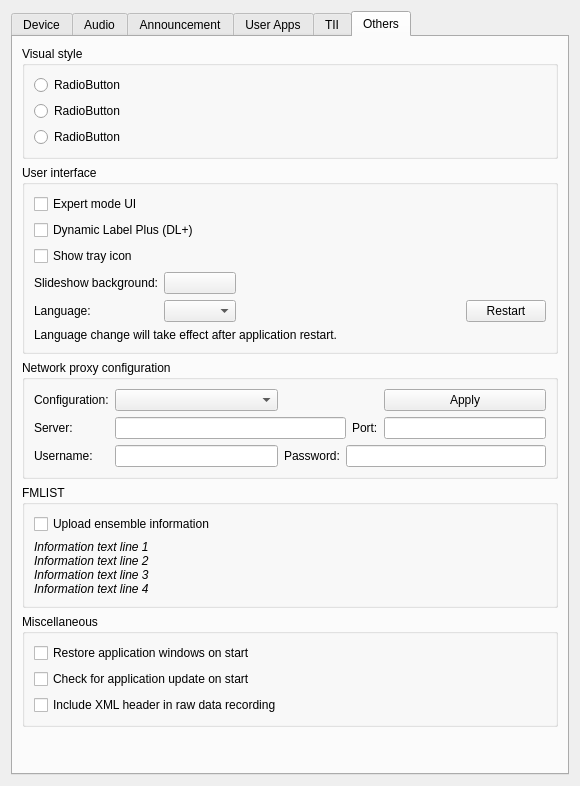
Old version of the form gui/setupdialog.ui in the repository KejPi/AbracaDABra.
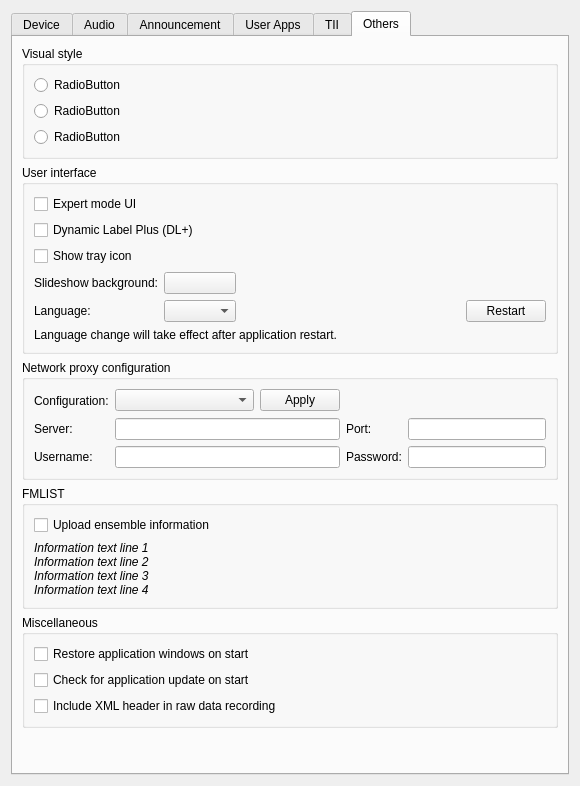
New version of the form. The open tabs and pages were chosen to show the change. Custom widgets are drawn as their Qt base class.

Commit message: Setup dialog UI layout polishing

The edit to the form file:
```diff
--- a/gui/setupdialog.ui
+++ b/gui/setupdialog.ui
@@ -2651,27 +2651,6 @@
           <string>Network proxy configuration</string>
          </property>
          <layout class="QGridLayout" name="gridLayout_9">
-          <item row="2" column="1">
-           <widget class="QLineEdit" name="proxyUserEdit">
-            <property name="alignment">
-             <set>Qt::AlignmentFlag::AlignCenter</set>
-            </property>
-           </widget>
-          </item>
-          <item row="1" column="0">
-           <widget class="QLabel" name="proxyServerLabel">
-            <property name="text">
-             <string>Server:</string>
-            </property>
-           </widget>
-          </item>
-          <item row="2" column="0">
-           <widget class="QLabel" name="proxyUserLabel">
-            <property name="text">
-             <string>Username:</string>
-            </property>
-           </widget>
-          </item>
           <item row="0" column="0">
            <widget class="QLabel" name="proxyLabel">
             <property name="text">
@@ -2679,21 +2658,73 @@
             </property>
            </widget>
           </item>
-          <item row="0" column="5">
+          <item row="0" column="1">
+           <widget class="QComboBox" name="proxyConfigCombo">
+            <property name="sizePolicy">
+             <sizepolicy hsizetype="MinimumExpanding" vsizetype="Fixed">
+              <horstretch>0</horstretch>
+              <verstretch>0</verstretch>
+             </sizepolicy>
+            </property>
+           </widget>
+          </item>
+          <item row="0" column="2">
            <widget class="QPushButton" name="proxyApplyButton">
             <property name="text">
              <string>Apply</string>
             </property>
            </widget>
           </item>
-          <item row="1" column="5">
+          <item row="1" column="0">
+           <widget class="QLabel" name="proxyServerLabel">
+            <property name="text">
+             <string>Server:</string>
+            </property>
+           </widget>
+          </item>
+          <item row="1" column="1" colspan="2">
+           <widget class="QLineEdit" name="proxyServerEdit">
+            <property name="alignment">
+             <set>Qt::AlignmentFlag::AlignCenter</set>
+            </property>
+           </widget>
+          </item>
+          <item row="1" column="3">
+           <widget class="QLabel" name="proxyPortLabel">
+            <property name="text">
+             <string>Port:</string>
+            </property>
+           </widget>
+          </item>
+          <item row="1" column="4">
            <widget class="QLineEdit" name="proxyPortEdit">
             <property name="alignment">
              <set>Qt::AlignmentFlag::AlignCenter</set>
             </property>
            </widget>
           </item>
-          <item row="2" column="3" colspan="3">
+          <item row="2" column="0">
+           <widget class="QLabel" name="proxyUserLabel">
+            <property name="text">
+             <string>Username:</string>
+            </property>
+           </widget>
+          </item>
+          <item row="2" column="1" colspan="2">
+           <widget class="QLineEdit" name="proxyUserEdit">
+            <property name="alignment">
+             <set>Qt::AlignmentFlag::AlignCenter</set>
+            </property>
+           </widget>
+          </item>
+          <item row="2" column="3">
+           <widget class="QLabel" name="proxyPassLabel">
+            <property name="text">
+             <string>Password:</string>
+            </property>
+           </widget>
+          </item>
+          <item row="2" column="4">
            <widget class="QLineEdit" name="proxyPassEdit">
             <property name="echoMode">
              <enum>QLineEdit::EchoMode::Password</enum>
@@ -2703,36 +2734,18 @@
             </property>
            </widget>
           </item>
-          <item row="2" column="2">
-           <widget class="QLabel" name="proxyPassLabel">
-            <property name="text">
-             <string>Password:</string>
+          <item row="0" column="3" colspan="2">
+           <spacer name="horizontalSpacer_12">
+            <property name="orientation">
+             <enum>Qt::Orientation::Horizontal</enum>
             </property>
-           </widget>
-          </item>
-          <item row="1" column="1" colspan="3">
-           <widget class="QLineEdit" name="proxyServerEdit">
-            <property name="alignment">
-             <set>Qt::AlignmentFlag::AlignCenter</set>
+            <property name="sizeHint" stdset="0">
+             <size>
+              <width>194</width>
+              <height>23</height>
+             </size>
             </property>
-           </widget>
-          </item>
-          <item row="1" column="4">
-           <widget class="QLabel" name="proxyPortLabel">
-            <property name="text">
-             <string>Port:</string>
-            </property>
-           </widget>
-          </item>
-          <item row="0" column="1">
-           <widget class="QComboBox" name="proxyConfigCombo">
-            <property name="sizePolicy">
-             <sizepolicy hsizetype="MinimumExpanding" vsizetype="Fixed">
-              <horstretch>0</horstretch>
-              <verstretch>0</verstretch>
-             </sizepolicy>
-            </property>
-           </widget>
+           </spacer>
           </item>
          </layout>
         </widget>
```
Left out of the diff: 2 changed lines with no effect on the pictures.
